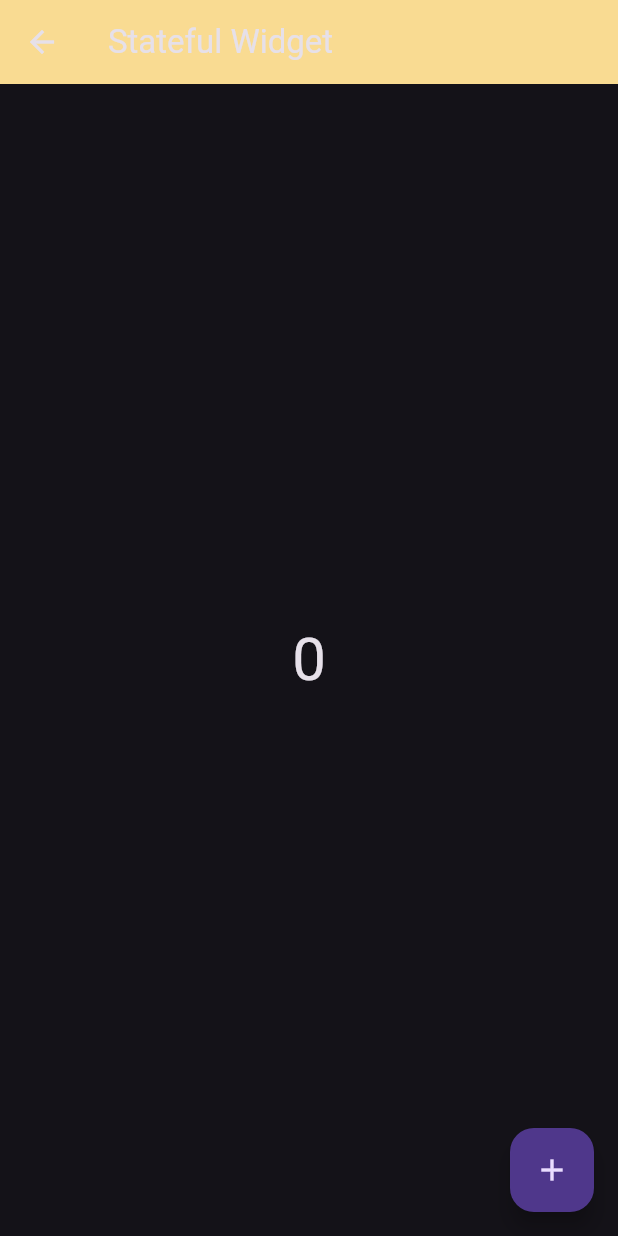
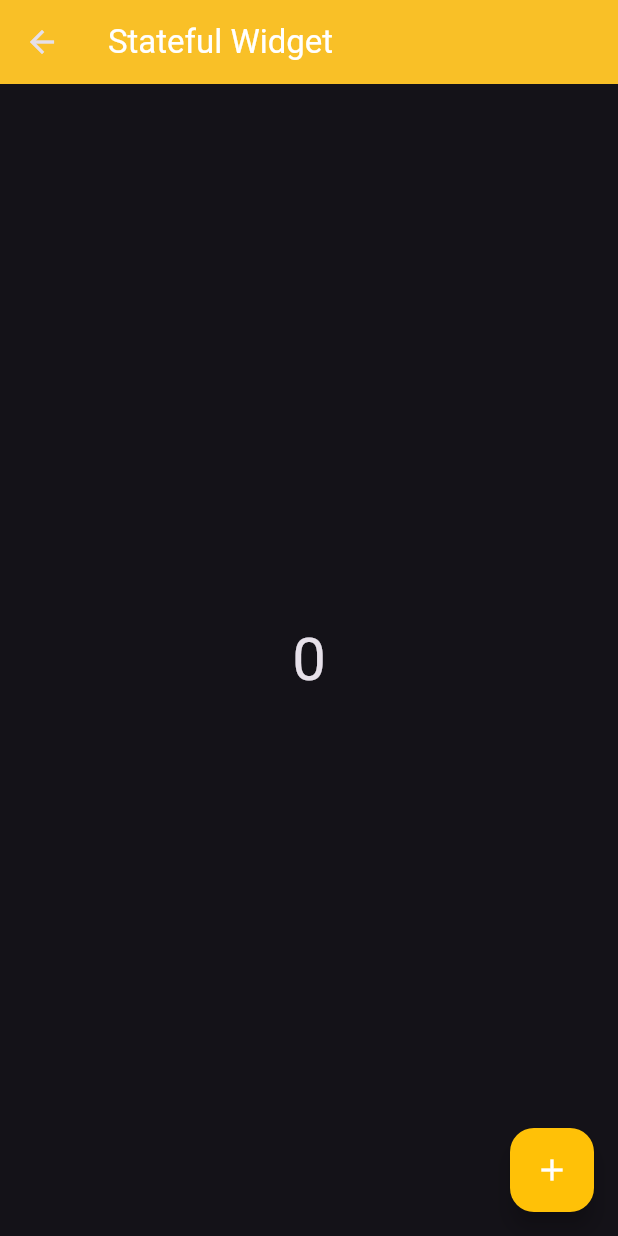
Before and after one commit to SandipGyawali/flutter_provider, a Flutter app: the StatefulScreen screen opened directly, on a phone screen of 412 x 824 dp. Run offline on Flutter 3.47's test engine with Material 3 defaults, Android fonts, the phone set to English and light mode, and no system bars.

Commit message:
state management fixes

```diff
--- a/lib/main.dart
+++ b/lib/main.dart
@@ -1,5 +1,7 @@
 import 'package:flutter/material.dart';
 import 'package:flutter_provider/pages/_theme.dart';
+import 'package:flutter_provider/pages/example_one_screen.dart';
+import 'package:flutter_provider/pages/sateful_screen.dart';
 import 'package:flutter_provider/provider/counter_provider.dart';
 import 'package:flutter_provider/provider/example_one_provider.dart';
 import 'package:flutter_provider/provider/favorite_provider.dart';
@@ -29,7 +31,7 @@ class MyApp extends StatelessWidget {
 
     return MaterialApp(
       debugShowCheckedModeBanner: false,
-      home: const DarkTheme(),
+      home: const ExampleOneScreen(),
       themeMode: themeProvider.getThemeMode,
       theme: ThemeData(
         brightness: Brightness.light,
--- a/lib/pages/_theme.dart
+++ b/lib/pages/_theme.dart
@@ -3,7 +3,7 @@ import 'package:flutter_provider/provider/theme_provider.dart';
 import 'package:provider/provider.dart';
 
 class DarkTheme extends StatefulWidget {
-  const DarkTheme({Key? key}) : super(key: key);
+  const DarkTheme({super.key});
 
   @override
   State<DarkTheme> createState() => _DarkTheme();
@@ -21,6 +21,10 @@ class _DarkTheme extends State<DarkTheme> {
           style: TextStyle(color: Colors.white),
         ),
         centerTitle: true,
+        backgroundColor: themeProvider.getThemeMode == ThemeMode.dark
+            ? Colors.amber
+            : Colors.blue.shade400,
+        elevation: 20,
       ),
       body: Column(
         children: [
--- a/lib/pages/example_one_screen.dart
+++ b/lib/pages/example_one_screen.dart
@@ -30,7 +30,7 @@ class _ExampleOneScreen extends State<ExampleOneScreen> {
               max: 1,
               value: exampleOneProvider.value,
               onChanged: (value) {
-                exampleOneProvider.setValue = value;
+                exampleOneProvider.setValue(value);
               },
             ),
             Row(
--- a/lib/pages/sateful_screen.dart
+++ b/lib/pages/sateful_screen.dart
@@ -22,8 +22,11 @@ class _StatefulScreen extends State<StatefulScreen> {
 
     return Scaffold(
       appBar: AppBar(
-        title: const Text("Stateful Widget"),
-        backgroundColor: Colors.amber.shade200,
+        title: const Text(
+          "Stateful Widget",
+          style: TextStyle(color: Colors.white),
+        ),
+        backgroundColor: Colors.amber,
         elevation: 10,
       ),
       body: Column(
@@ -42,10 +45,12 @@ class _StatefulScreen extends State<StatefulScreen> {
         ],
       ),
       floatingActionButton: FloatingActionButton(
-        child: const Icon(Icons.add),
         onPressed: () {
           counterProvider.setCount();
         },
+        backgroundColor: Colors.amber,
+        foregroundColor: Colors.white,
+        child: const Icon(Icons.add),
       ),
     );
   }
--- a/lib/provider/example_one_provider.dart
+++ b/lib/provider/example_one_provider.dart
@@ -3,5 +3,8 @@ import "package:flutter/foundation.dart";
 class ExampleOneProvider with ChangeNotifier {
   double _value = 0.8;
   double get value => _value;
-  set setValue(value) => _value = value;
+  void setValue(var value) {
+    _value = value;
+    notifyListeners();
+  }
 }
```
Also changed, not shown: flutter_01.png (added).
